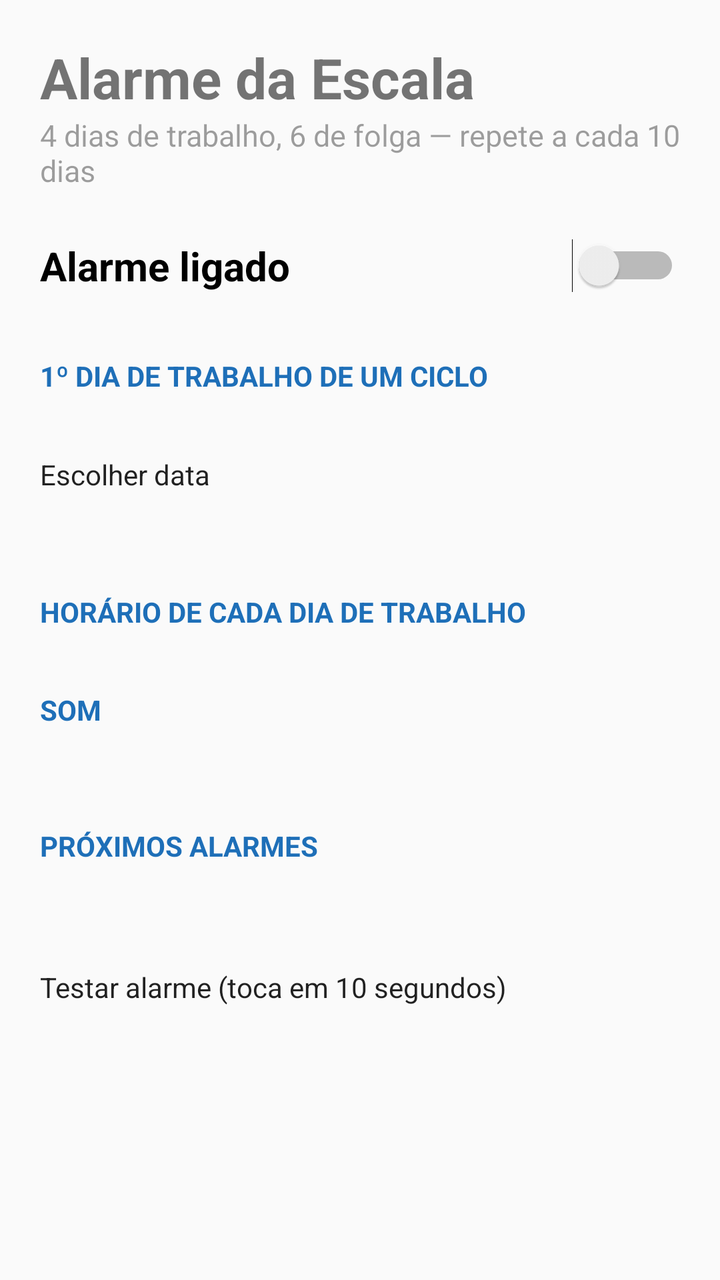
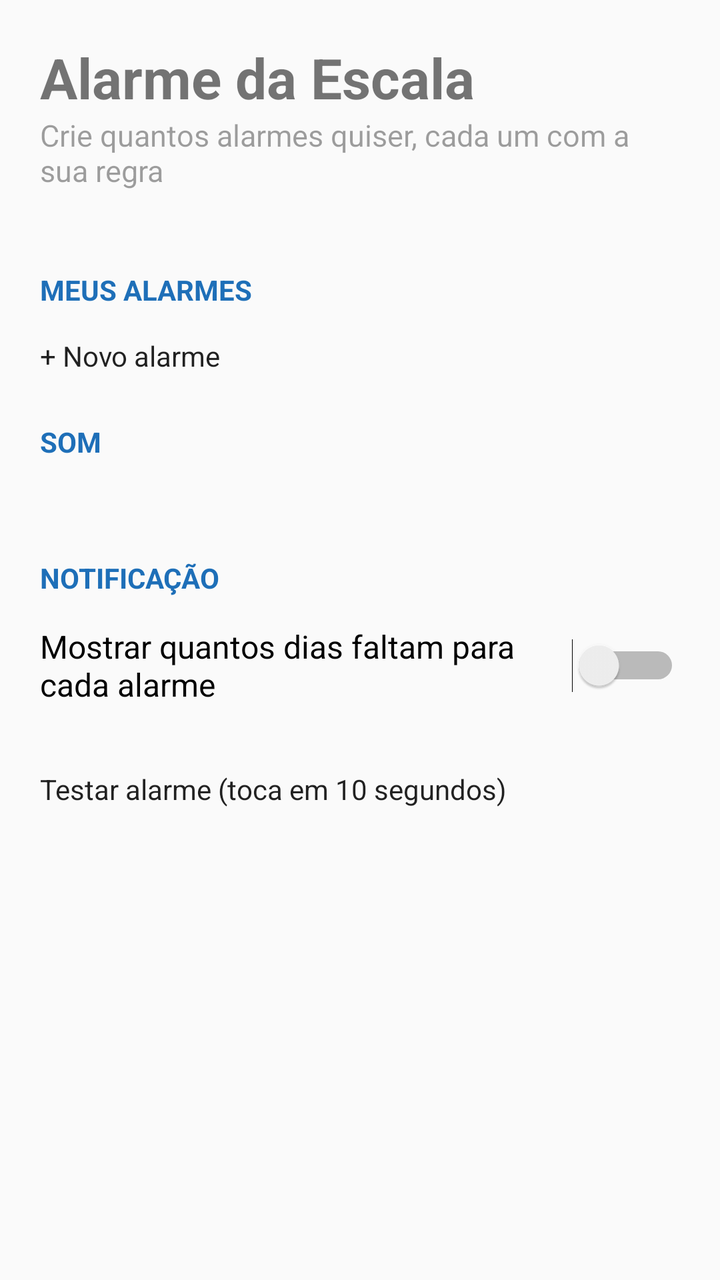

Screens rendered from an Android XML layout before and after an edit, with the pre-edit source and the edit as a unified diff.
<!-- AndroidManifest.xml: application theme Tema -->
<!-- res/layout/activity_main.xml -->
<?xml version="1.0" encoding="utf-8"?>
<ScrollView xmlns:android="http://schemas.android.com/apk/res/android"
    android:layout_width="match_parent"
    android:layout_height="match_parent"
    android:fitsSystemWindows="true">

    <LinearLayout
        android:layout_width="match_parent"
        android:layout_height="wrap_content"
        android:orientation="vertical"
        android:padding="20dp">

        <TextView
            android:layout_width="wrap_content"
            android:layout_height="wrap_content"
            android:text="@string/app_name"
            android:textSize="28sp"
            android:textStyle="bold" />

        <TextView
            android:layout_width="wrap_content"
            android:layout_height="wrap_content"
            android:layout_marginBottom="16dp"
            android:alpha="0.7"
            android:text="4 dias de trabalho, 6 de folga — repete a cada 10 dias"
            android:textSize="15sp" />

        <LinearLayout
            android:id="@+id/avisos"
            android:layout_width="match_parent"
            android:layout_height="wrap_content"
            android:orientation="vertical" />

        <Switch
            android:id="@+id/swAtivo"
            android:layout_width="match_parent"
            android:layout_height="wrap_content"
            android:paddingVertical="8dp"
            android:text="Alarme ligado"
            android:textSize="20sp"
            android:textStyle="bold" />

        <TextView
            style="@style/Titulo"
            android:text="1º dia de trabalho de um ciclo" />

        <TextView
            android:id="@+id/txtInicio"
            android:layout_width="wrap_content"
            android:layout_height="wrap_content"
            android:textSize="18sp" />

        <Button
            android:id="@+id/btnInicio"
            android:layout_width="wrap_content"
            android:layout_height="wrap_content"
            android:text="Escolher data" />

        <TextView
            android:id="@+id/txtHoje"
            android:layout_width="wrap_content"
            android:layout_height="wrap_content"
            android:layout_marginTop="4dp"
            android:textSize="16sp"
            android:textStyle="italic" />

        <TextView
            style="@style/Titulo"
            android:text="Horário de cada dia de trabalho" />

        <LinearLayout
            android:id="@+id/dias"
            android:layout_width="match_parent"
            android:layout_height="wrap_content"
            android:orientation="vertical" />

        <TextView
            style="@style/Titulo"
            android:text="Som" />

        <Button
            android:id="@+id/btnSom"
            android:layout_width="match_parent"
            android:layout_height="wrap_content"
            android:gravity="start|center_vertical" />

        <TextView
            style="@style/Titulo"
            android:text="Próximos alarmes" />

        <TextView
            android:id="@+id/txtProximos"
            android:layout_width="match_parent"
            android:layout_height="wrap_content"
            android:lineSpacingExtra="6dp"
            android:textSize="16sp" />

        <Button
            android:id="@+id/btnTestar"
            android:layout_width="match_parent"
            android:layout_height="wrap_content"
            android:layout_marginTop="24dp"
            android:text="Testar alarme (toca em 10 segundos)" />
    </LinearLayout>
</ScrollView>
<!-- resources referenced by this layout -->
<resources>
  <string name="app_name">Alarme da Escala</string>
  <style name="Titulo">
          <item name="android:layout_width">wrap_content</item>
          <item name="android:layout_height">wrap_content</item>
          <item name="android:layout_marginTop">24dp</item>
          <item name="android:layout_marginBottom">6dp</item>
          <item name="android:textSize">14sp</item>
          <item name="android:textStyle">bold</item>
          <item name="android:textAllCaps">true</item>
          <item name="android:textColor">#1E6FB8</item>
      </style>
  <style name="Tema" parent="android:Theme.Material.Light.NoActionBar">
          <item name="android:colorPrimary">#1E6FB8</item>
          <item name="android:colorAccent">#1E6FB8</item>
          <item name="android:statusBarColor">#1E6FB8</item>
      </style>
</resources>

<!-- the commit's change to res/layout/activity_main.xml (unified diff, before → after) -->
@@ -22,7 +22,7 @@
             android:layout_height="wrap_content"
             android:layout_marginBottom="16dp"
             android:alpha="0.7"
-            android:text="4 dias de trabalho, 6 de folga — repete a cada 10 dias"
+            android:text="Crie quantos alarmes quiser, cada um com a sua regra"
             android:textSize="15sp" />
 
         <LinearLayout
@@ -31,48 +31,22 @@
             android:layout_height="wrap_content"
             android:orientation="vertical" />
 
-        <Switch
-            android:id="@+id/swAtivo"
-            android:layout_width="match_parent"
-            android:layout_height="wrap_content"
-            android:paddingVertical="8dp"
-            android:text="Alarme ligado"
-            android:textSize="20sp"
-            android:textStyle="bold" />
-
         <TextView
             style="@style/Titulo"
-            android:text="1º dia de trabalho de um ciclo" />
-
-        <TextView
-            android:id="@+id/txtInicio"
-            android:layout_width="wrap_content"
-            android:layout_height="wrap_content"
-            android:textSize="18sp" />
-
-        <Button
-            android:id="@+id/btnInicio"
-            android:layout_width="wrap_content"
-            android:layout_height="wrap_content"
-            android:text="Escolher data" />
-
-        <TextView
-            android:id="@+id/txtHoje"
-            android:layout_width="wrap_content"
-            android:layout_height="wrap_content"
-            android:layout_marginTop="4dp"
-            android:textSize="16sp"
-            android:textStyle="italic" />
-
-        <TextView
-            style="@style/Titulo"
-            android:text="Horário de cada dia de trabalho" />
+            android:text="Meus alarmes" />
 
         <LinearLayout
-            android:id="@+id/dias"
+            android:id="@+id/lista"
             android:layout_width="match_parent"
             android:layout_height="wrap_content"
             android:orientation="vertical" />
+
+        <Button
+            android:id="@+id/btnNovo"
+            android:layout_width="match_parent"
+            android:layout_height="wrap_content"
+            android:layout_marginTop="8dp"
+            android:text="+ Novo alarme" />
 
         <TextView
             style="@style/Titulo"
@@ -86,13 +60,14 @@
 
         <TextView
             style="@style/Titulo"
-            android:text="Próximos alarmes" />
+            android:text="Notificação" />
 
-        <TextView
-            android:id="@+id/txtProximos"
+        <Switch
+            android:id="@+id/swContagem"
             android:layout_width="match_parent"
             android:layout_height="wrap_content"
-            android:lineSpacingExtra="6dp"
+            android:paddingVertical="8dp"
+            android:text="Mostrar quantos dias faltam para cada alarme"
             android:textSize="16sp" />
 
         <Button
